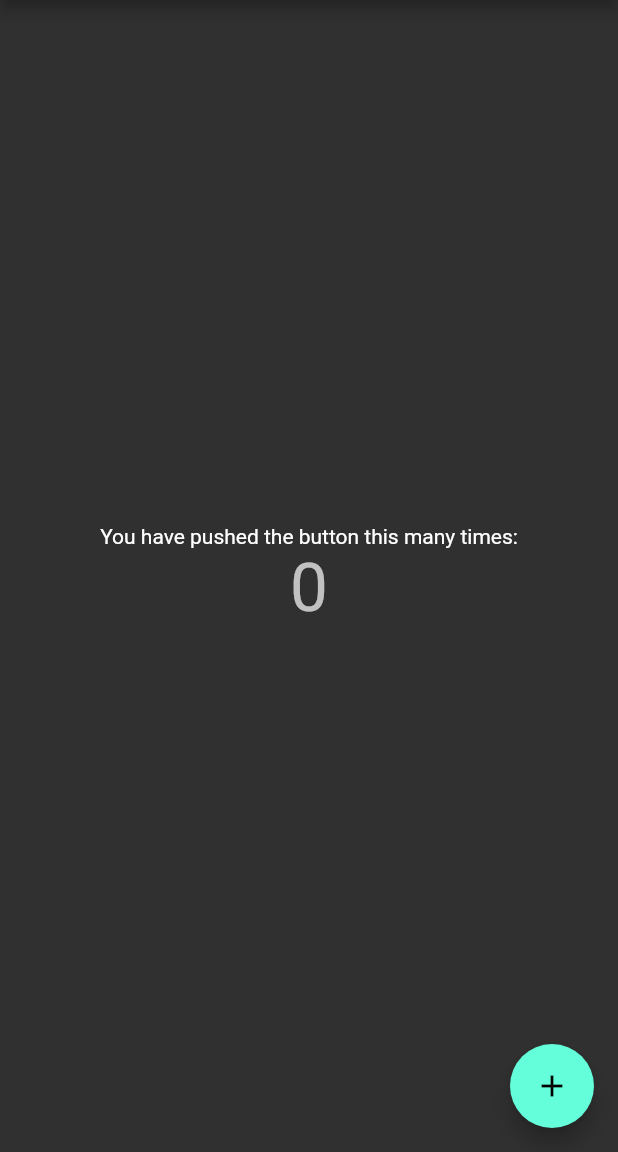
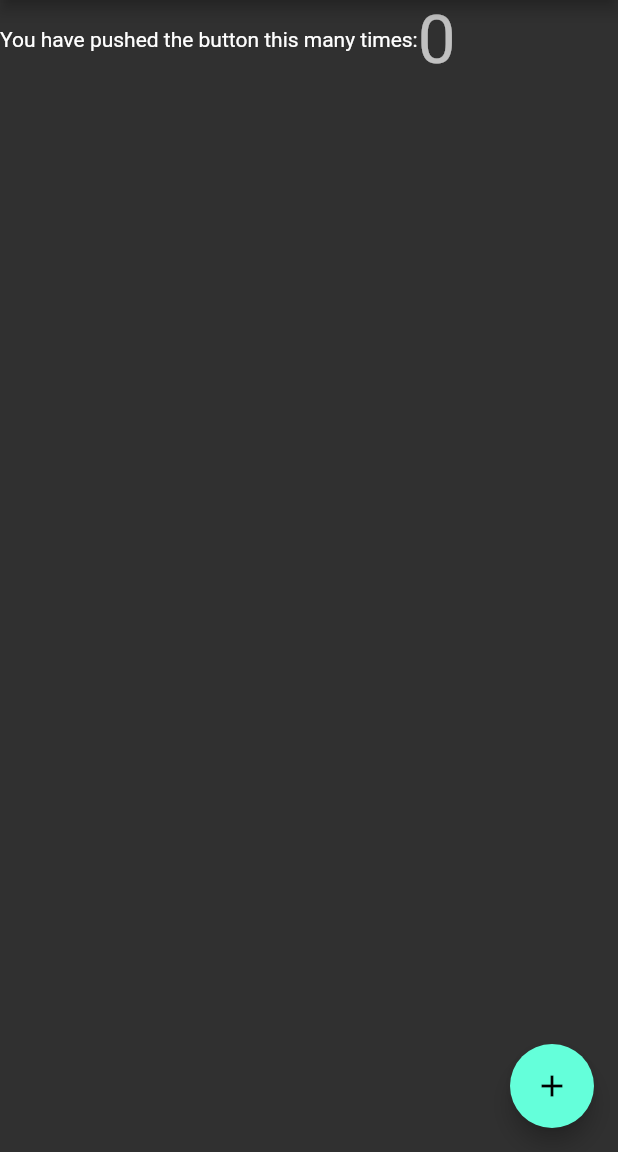
Before and after one commit to mocklee/communique, a Flutter app: the screen it shows after launch, on a phone screen of 412 x 824 dp, the part 84-1236 px from its top. Run offline on Flutter 3.47's test engine with Material 2 defaults, Android fonts, the phone set to English and light mode, and no system bars.

Commit message:
added Row widget for intro cards
also cleaned up default code comments

```diff
--- a/lib/landing/landing.dart
+++ b/lib/landing/landing.dart
@@ -4,15 +4,6 @@ import 'package:flutter/material.dart';
 
 class Landing extends StatefulWidget {
   Landing({Key key, this.title, this.subtitle}) : super(key: key);
-
-  // This widget is the home page of your application. It is stateful, meaning
-  // that it has a State object (defined below) that contains fields that affect
-  // how it looks.
-
-  // This class is the configuration for the state. It holds the values (in this
-  // case the title) provided by the parent (in this case the App widget) and
-  // used by the build method of the State. Fields in a Widget subclass are
-  // always marked "final".
 
   final String title;
   final String subtitle;
@@ -37,9 +28,6 @@ class _LandingState extends State<Landing> {
 
   @override
   Widget build(BuildContext context) {
-    // This method is rerun every time setState is called, for instance as done
-    // by the _incrementCounter method above.
-    //
     // The Flutter framework has been optimized to make rerunning build methods
     // fast, so that you can just rebuild anything that needs updating rather
     // than having to individually change instances of widgets.
@@ -66,25 +54,11 @@ class _LandingState extends State<Landing> {
           ],
         ),
       ),
-      body: Center(
-        // Center is a layout widget. It takes a single child and positions it
-        // in the middle of the parent.
-        child: Column(
-          // Column is also a layout widget. It takes a list of children and
-          // arranges them vertically. By default, it sizes itself to fit its
-          // children horizontally, and tries to be as tall as its parent.
-          //
-          // Invoke "debug painting" (press "p" in the console, choose the
-          // "Toggle Debug Paint" action from the Flutter Inspector in Android
-          // Studio, or the "Toggle Debug Paint" command in Visual Studio Code)
-          // to see the wireframe for each widget.
-          //
-          // Column has various properties to control how it sizes itself and
-          // how it positions its children. Here we use mainAxisAlignment to
-          // center the children vertically; the main axis here is the vertical
-          // axis because Columns are vertical (the cross axis would be
-          // horizontal).
-          mainAxisAlignment: MainAxisAlignment.center,
+      body: Container(
+        alignment: Alignment.topLeft,
+        child: Row(
+          mainAxisAlignment: MainAxisAlignment.start,
+          crossAxisAlignment: CrossAxisAlignment.center,
           children: <Widget>[
             Text(
               'You have pushed the button this many times:',
```
Also changed, not shown: 2 other files.
